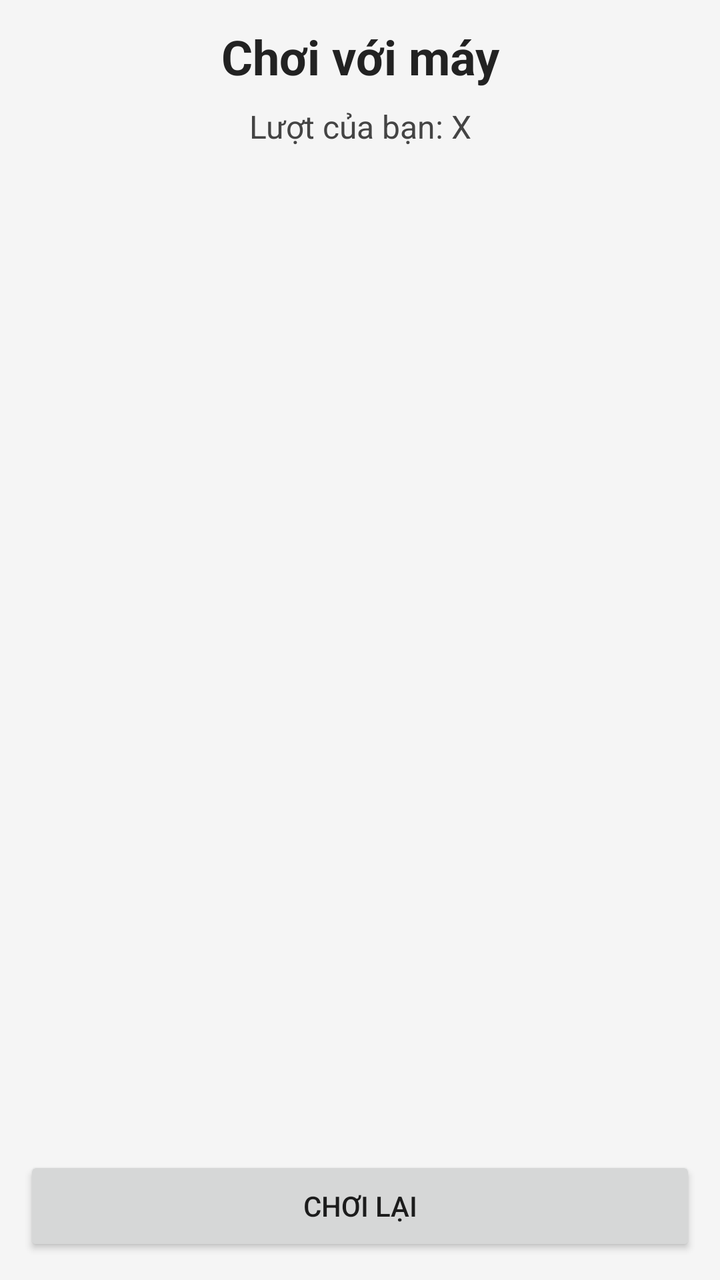
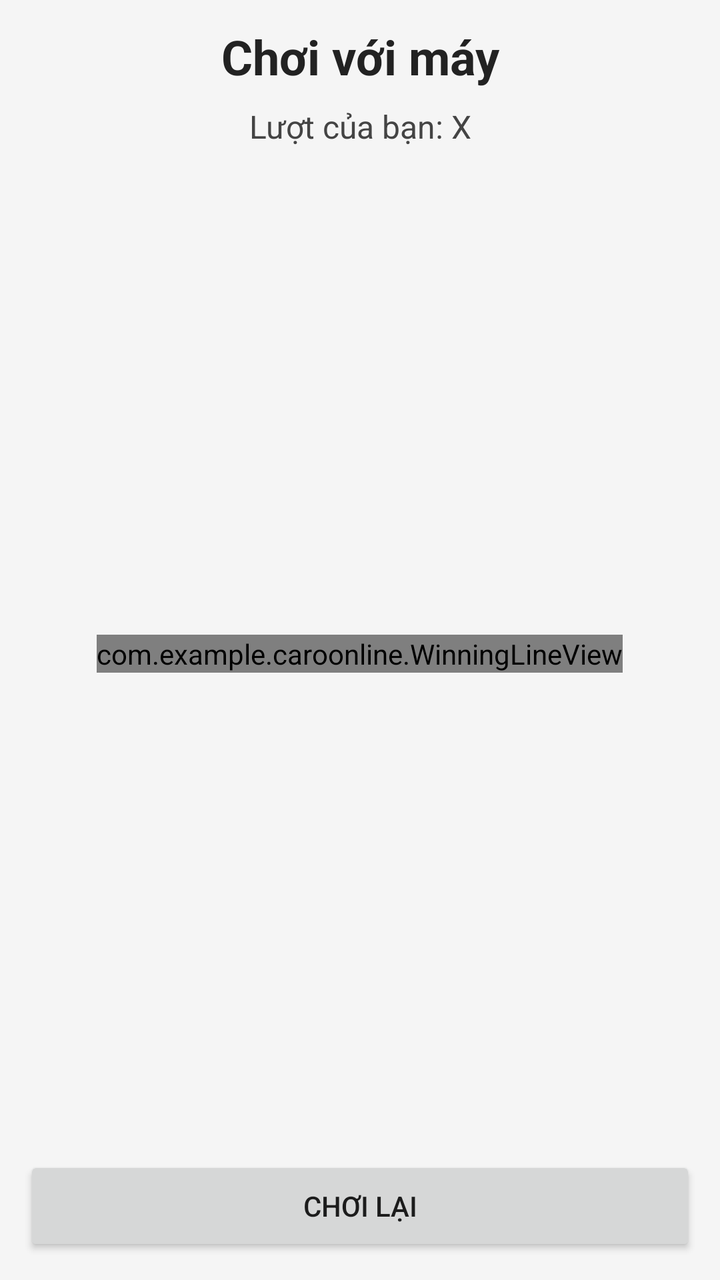

Compare the two renders of this Android layout. The source of the first and the diff that turns it into the second are given below.
<!-- AndroidManifest.xml: application theme Theme.CaroOnline -->
<!-- res/layout/activity_game_aiactivity.xml -->
<?xml version="1.0" encoding="utf-8"?>
<LinearLayout xmlns:android="http://schemas.android.com/apk/res/android"
    android:layout_width="match_parent"
    android:layout_height="match_parent"
    android:background="#F5F5F5"
    android:orientation="vertical"
    android:padding="12dp">

    <TextView
        android:id="@+id/tvGameTitle"
        android:layout_width="match_parent"
        android:layout_height="wrap_content"
        android:gravity="center"
        android:text="Chơi với máy"
        android:textColor="#222222"
        android:textSize="24sp"
        android:textStyle="bold" />

    <TextView
        android:id="@+id/tvTurn"
        android:layout_width="match_parent"
        android:layout_height="wrap_content"
        android:layout_marginTop="8dp"
        android:gravity="center"
        android:text="Lượt của bạn: X"
        android:textColor="#444444"
        android:textSize="16sp" />

    <HorizontalScrollView
        android:layout_width="match_parent"
        android:layout_height="0dp"
        android:layout_marginTop="12dp"
        android:layout_weight="1"
        android:fillViewport="true">

        <ScrollView
            android:layout_width="wrap_content"
            android:layout_height="match_parent">

            <GridLayout
                android:id="@+id/gridBoard"
                android:layout_width="wrap_content"
                android:layout_height="wrap_content"
                android:columnCount="15"
                android:rowCount="15"
                android:padding="4dp" />

        </ScrollView>

    </HorizontalScrollView>

    <Button
        android:id="@+id/btnRestart"
        android:layout_width="match_parent"
        android:layout_height="50dp"
        android:layout_marginTop="10dp"
        android:text="Chơi lại" />

</LinearLayout>
<!-- resources referenced by this layout -->
<resources>
  <style name="Theme.CaroOnline" parent="Theme.MaterialComponents.DayNight.DarkActionBar">
          
          <item name="colorPrimary">@color/purple_500</item>
          <item name="colorPrimaryVariant">@color/purple_700</item>
          <item name="colorOnPrimary">@color/white</item>
          
          <item name="colorSecondary">@color/teal_200</item>
          <item name="colorSecondaryVariant">@color/teal_700</item>
          <item name="colorOnSecondary">@color/black</item>
          
          <item name="android:statusBarColor">?attr/colorPrimaryVariant</item>
          
      </style>
  <color name="purple_500">#FF6200EE</color>
  <color name="purple_700">#FF3700B3</color>
  <color name="white">#FFFFFFFF</color>
  <color name="teal_200">#FF03DAC5</color>
  <color name="teal_700">#FF018786</color>
  <color name="black">#FF000000</color>
</resources>

<!-- the commit's change to res/layout/activity_game_aiactivity.xml (unified diff, before → after) -->
@@ -37,13 +37,25 @@
             android:layout_width="wrap_content"
             android:layout_height="match_parent">
 
-            <GridLayout
-                android:id="@+id/gridBoard"
+            <FrameLayout
+                android:id="@+id/boardContainer"
                 android:layout_width="wrap_content"
                 android:layout_height="wrap_content"
-                android:columnCount="15"
-                android:rowCount="15"
-                android:padding="4dp" />
+                android:layout_gravity="center">
+
+                <GridLayout
+                    android:id="@+id/gridBoard"
+                    android:layout_width="wrap_content"
+                    android:layout_height="wrap_content" />
+
+                <com.example.caroonline.WinningLineView
+                    android:id="@+id/winningLineView"
+                    android:layout_width="wrap_content"
+                    android:layout_height="wrap_content"
+                    android:clickable="false"
+                    android:focusable="false" />
+
+            </FrameLayout>
 
         </ScrollView>
 
